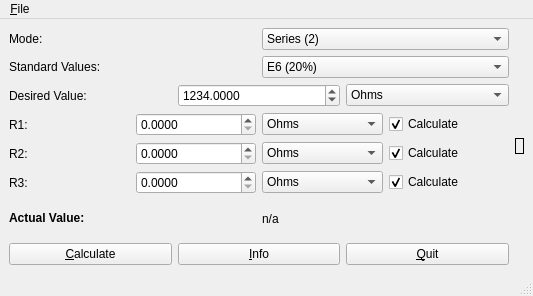
Above: precresistor/mainwindow.ui from jefftranter/HamRadio before the change. Below: the same form after it.
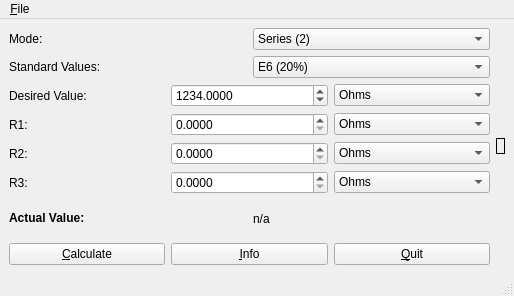
That is the form after the change. Icons and pictures are not drawn.

Commit message: Remove checkboxes.

Diff of the .ui file:
```diff
--- a/precresistor/mainwindow.ui
+++ b/precresistor/mainwindow.ui
@@ -6,7 +6,7 @@
    <rect>
     <x>0</x>
     <y>0</y>
-    <width>533</width>
+    <width>514</width>
     <height>296</height>
    </rect>
   </property>
@@ -197,19 +197,6 @@
           </item>
          </widget>
         </item>
-        <item row="0" column="3">
-         <widget class="QCheckBox" name="r1CheckBox">
-          <property name="toolTip">
-           <string>Check to calculate value, uncheck to enter it.</string>
-          </property>
-          <property name="text">
-           <string>Calculate</string>
-          </property>
-          <property name="checked">
-           <bool>true</bool>
-          </property>
-         </widget>
-        </item>
         <item row="1" column="0">
          <widget class="QLabel" name="r2Label">
           <property name="text">
@@ -246,19 +233,6 @@
           </item>
          </widget>
         </item>
-        <item row="1" column="3">
-         <widget class="QCheckBox" name="r2CheckBox">
-          <property name="toolTip">
-           <string>Check to calculate value, uncheck to enter it.</string>
-          </property>
-          <property name="text">
-           <string>Calculate</string>
-          </property>
-          <property name="checked">
-           <bool>true</bool>
-          </property>
-         </widget>
-        </item>
         <item row="2" column="0">
          <widget class="QLabel" name="r3Label">
           <property name="text">
@@ -295,19 +269,6 @@
           </item>
          </widget>
         </item>
-        <item row="2" column="3">
-         <widget class="QCheckBox" name="r3CheckBox">
-          <property name="toolTip">
-           <string>Check to calculate value, uncheck to enter it.</string>
-          </property>
-          <property name="text">
-           <string>Calculate</string>
-          </property>
-          <property name="checked">
-           <bool>true</bool>
-          </property>
-         </widget>
-        </item>
        </layout>
       </item>
       <item>
@@ -390,7 +351,7 @@
     <rect>
      <x>0</x>
      <y>0</y>
-     <width>533</width>
+     <width>514</width>
      <height>20</height>
     </rect>
    </property>
```
The commit also changes 2 other files.
